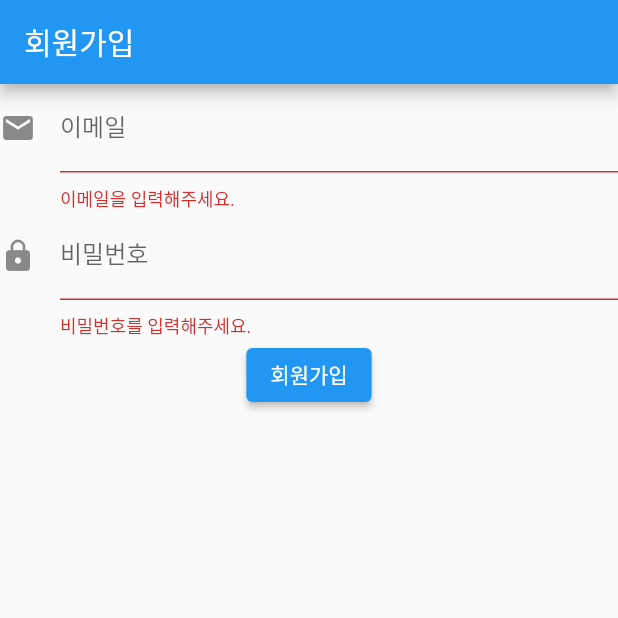
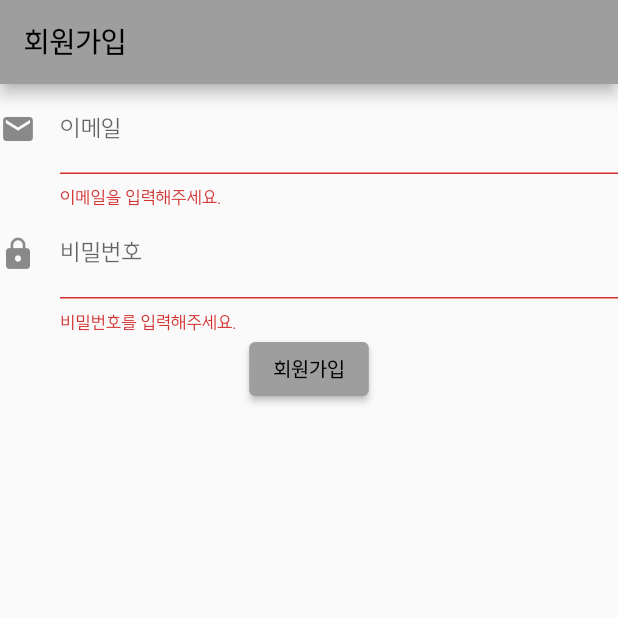
Before and after one commit to Kookmin-Contest/towork-frontend, a Flutter app: the RegisterPage screen opened directly, after a tap on "회원가입", on a phone screen of 412 x 824 dp, the top half of it. Run offline on Flutter 3.47's test engine with Material 2 defaults, Android fonts, the phone set to English and light mode, and no system bars; our stand-ins replace flutter_secure_storage; accounts and stored records are empty.

Commit message:
회원가입 창 만들기

```diff
--- a/lib/main.dart
+++ b/lib/main.dart
@@ -1,4 +1,5 @@
 import 'package:flutter/material.dart';
+import 'package:gotowork/screens/login_menu.dart';
 
 void main() {
   runApp(MyApp());
@@ -8,75 +9,15 @@ class MyApp extends StatelessWidget {
   @override
   Widget build(BuildContext context) {
     return MaterialApp(
-      title: '회원가입 예제',
+      title: 'Main',
+      debugShowCheckedModeBanner: false,
       theme: ThemeData(
-        primarySwatch: Colors.blue,
+        primarySwatch: Colors.grey,
+        brightness: Brightness.light,
+        fontFamily: 'SUITE',
+        visualDensity: VisualDensity.adaptivePlatformDensity
       ),
-      home: RegisterPage(),
+      home: LogIn(),
     );
   }
 }
-
-class RegisterPage extends StatefulWidget {
-  @override
-  _RegisterPageState createState() => _RegisterPageState();
-}
-
-class _RegisterPageState extends State<RegisterPage> {
-  final _formKey = GlobalKey<FormState>();
-  final _emailController = TextEditingController();
-  final _passwordController = TextEditingController();
-
-  @override
-  Widget build(BuildContext context) {
-    return Scaffold(
-      appBar: AppBar(
-        title: Text('회원가입'),
-      ),
-      body: Form(
-        key: _formKey,
-        child: Column(
-          children: <Widget>[
-            TextFormField(
-              controller: _emailController,
-              decoration: InputDecoration(
-                icon: Icon(Icons.email),
-                labelText: '이메일',
-              ),
-              validator: (value) {
-                if (value == null || value.isEmpty) {
-                  return '이메일을 입력해주세요.';
-                }
-                return null;
-              },
-            ),
-            TextFormField(
-              controller: _passwordController,
-              decoration: InputDecoration(
-                icon: Icon(Icons.lock),
-                labelText: '비밀번호',
-              ),
-              validator: (value) {
-                if (value == null || value.isEmpty) {
-                  return '비밀번호를 입력해주세요.';
-                }
-                return null;
-              },
-              obscureText: true,
-            ),
-            ElevatedButton(
-              onPressed: () {
-                if (_formKey.currentState!.validate()) {
-                  // 이 부분에 회원가입 로직을 추가해주세요.
-                  // 예를 들어, Firebase를 사용한다면
-                  // FirebaseAuth.instance.createUserWithEmailAndPassword(...)
-                }
-              },
-              child: Text('회원가입'),
-            ),
-          ],
-        ),
-      ),
-    );
-  }
-}
--- a/lib/screens/register_menu.dart
+++ b/lib/screens/register_menu.dart
@@ -1,3 +1,81 @@
 import 'package:flutter/material.dart';
 
-//TODO : 회원가입 메뉴 만들기
+void main() {
+  runApp(MyApp());
+}
+
+class MyApp extends StatelessWidget {
+  @override
+  Widget build(BuildContext context) {
+    return MaterialApp(
+      title: '회원가입 예제',
+      theme: ThemeData(
+        primarySwatch: Colors.blue,
+      ),
+      home: RegisterPage(),
+    );
+  }
+}
+
+class RegisterPage extends StatefulWidget {
+  @override
+  _RegisterPageState createState() => _RegisterPageState();
+}
+
+class _RegisterPageState extends State<RegisterPage> {
+  final _formKey = GlobalKey<FormState>();
+  final _emailController = TextEditingController();
+  final _passwordController = TextEditingController();
+
+  @override
+  Widget build(BuildContext context) {
+    return Scaffold(
+      appBar: AppBar(
+        title: Text('회원가입'),
+      ),
+      body: Form(
+        key: _formKey,
+        child: Column(
+          children: <Widget>[
+            TextFormField(
+              controller: _emailController,
+              decoration: InputDecoration(
+                icon: Icon(Icons.email),
+                labelText: '이메일',
+              ),
+              validator: (value) {
+                if (value == null || value.isEmpty) {
+                  return '이메일을 입력해주세요.';
+                }
+                return null;
+              },
+            ),
+            TextFormField(
+              controller: _passwordController,
+              decoration: InputDecoration(
+                icon: Icon(Icons.lock),
+                labelText: '비밀번호',
+              ),
+              validator: (value) {
+                if (value == null || value.isEmpty) {
+                  return '비밀번호를 입력해주세요.';
+                }
+                return null;
+              },
+              obscureText: true,
+            ),
+            ElevatedButton(
+              onPressed: () {
+                if (_formKey.currentState!.validate()) {
+                  // 이 부분에 회원가입 로직 해야됨!!
+                  // FirebaseAuth.instance.createUserWithEmailAndPassword(...)
+                }
+              },
+              child: Text('회원가입'),
+            ),
+          ],
+        ),
+      ),
+    );
+  }
+}
```
Also changed, not shown: lib/regitster.dart (deleted, +0 -81 lines), 1 other file.
